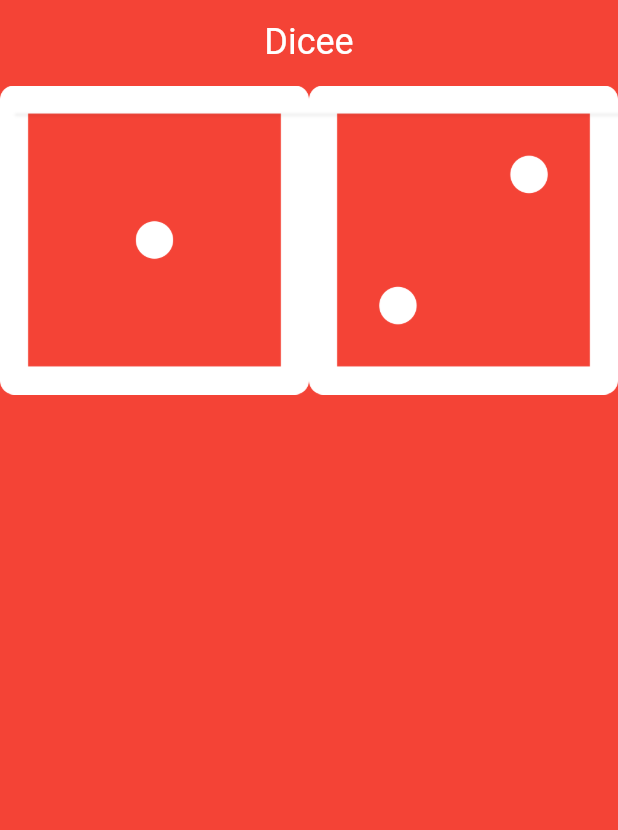
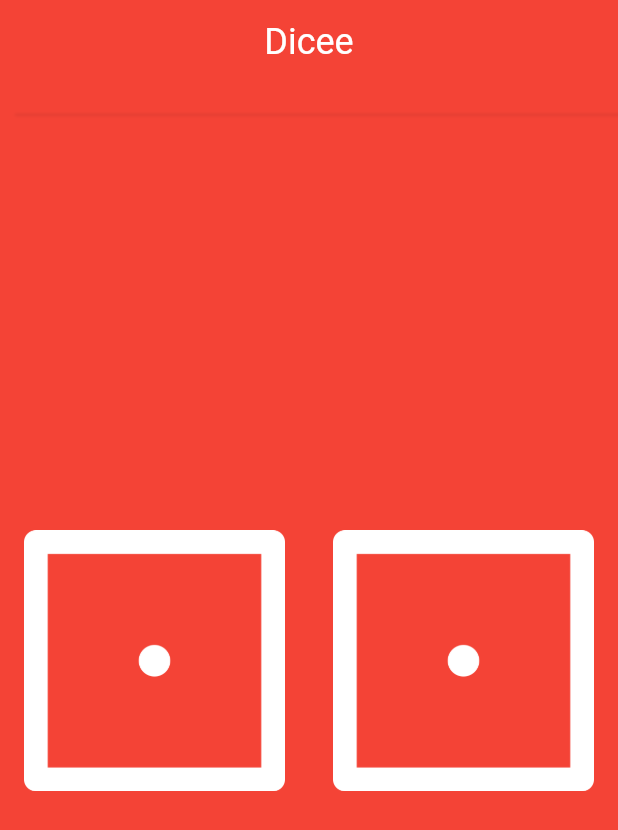
Before and after one commit to QAMARKAZMI/dicee_rolling_app, a Flutter app: the screen it shows after launch, on a phone screen of 412 x 824 dp. Shown: the top 830 px of the screen. Run offline on Flutter 3.47's test engine with Material 3 defaults, Android fonts, the phone set to English and light mode, and no system bars.

Commit message:
Refactor body layout to include padding around dice images

```diff
--- a/lib/dicee_screen.dart
+++ b/lib/dicee_screen.dart
@@ -36,12 +36,24 @@ class _DiceeScreenState extends State<DiceeScreen> {
         ),
       ),
       backgroundColor: Colors.red,
-      body: Row(
-        mainAxisAlignment: MainAxisAlignment.center,
-        children: [
-          Expanded(child: Image.asset('images/dice1.png')),
-          Expanded(child: Image.asset('images/dice2.png')),
-        ],
+      body: Center(
+        child: Row(
+          mainAxisAlignment: MainAxisAlignment.center,
+          children: [
+            Expanded(
+              child: Padding(
+                padding: const EdgeInsets.all(16.0),
+                child: Image.asset("images/dice1.png"),
+              ),
+            ),
+            Expanded(
+              child: Padding(
+                padding: const EdgeInsets.all(16.0),
+                child: Image.asset("images/dice1.png"),
+              ),
+            ),
+          ],
+        ),
       ),
     );
   }
```
